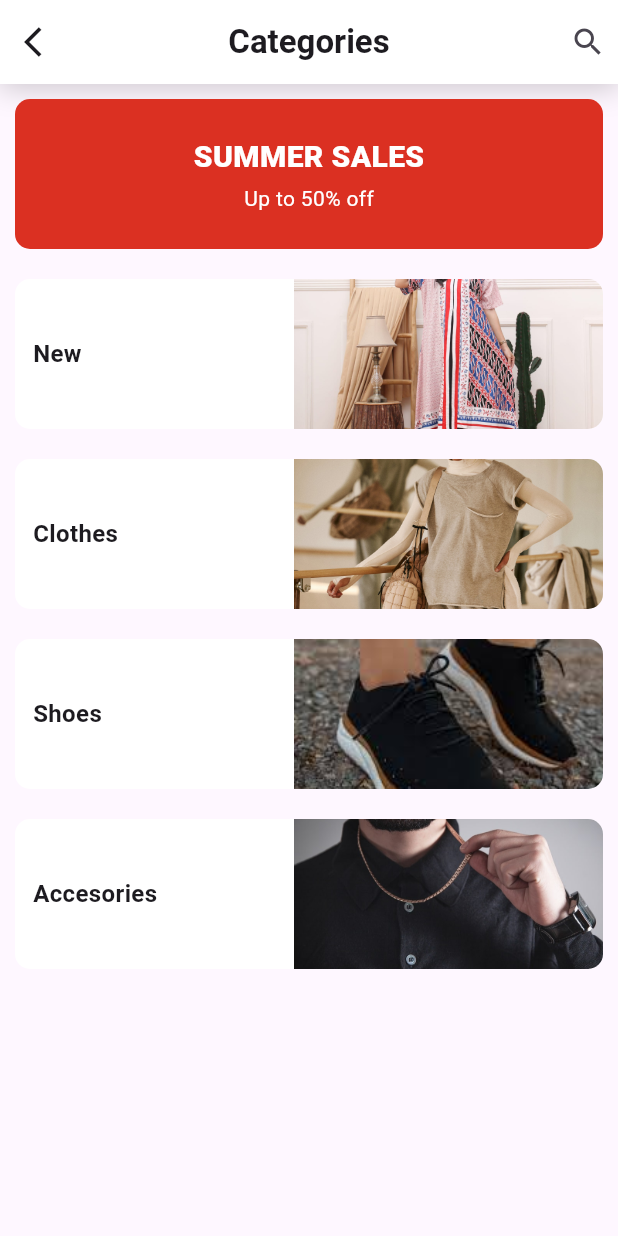
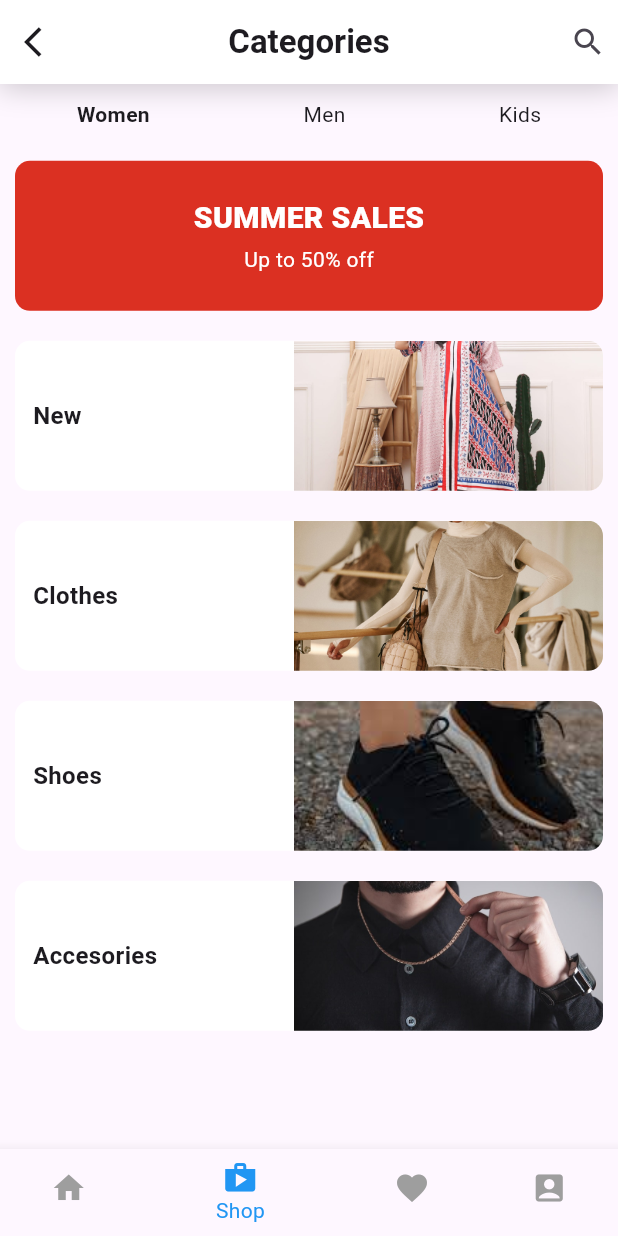
Before and after one commit to Faqihasyari/e-commerce_ui, a Flutter app: the ShopView screen opened by its route, on a phone screen of 412 x 824 dp. Run offline on Flutter 3.47's test engine with Material 3 defaults, Android fonts, the phone set to English and light mode, and no system bars; our stand-ins replace get, google_fonts; Roboto replaces fonts that are missing (Metrophobic).

Commit message:
bottomnavigatorshop

```diff
--- a/lib/app/modules/shop/views/shop_view.dart
+++ b/lib/app/modules/shop/views/shop_view.dart
@@ -1,3 +1,4 @@
+import 'package:ecommerce_ui/app/routes/app_pages.dart';
 import 'package:ecommerce_ui/app/theme/app_theme.dart';
 import 'package:flutter/material.dart';
 
@@ -43,6 +44,24 @@ class ShopView extends GetView<ShopController> {
                   padding: const EdgeInsets.all(8.0),
                   child: Icon(Icons.search),
                 )
+              ],
+            ),
+          ),
+          Container(
+            width: double.infinity,
+            height: Get.height * 0.05,
+            color: Colors.transparent,
+            child: Row(
+              mainAxisAlignment: MainAxisAlignment.spaceAround,
+              children: [
+                Text(
+                  'Women',
+                  style: GoogleFonts.metrophobic(fontWeight: FontWeight.bold),
+                ),
+                Text(
+                  'Men',
+                ),
+                Text('Kids'),
               ],
             ),
           ),
@@ -121,6 +140,35 @@ class ShopView extends GetView<ShopController> {
           )
         ],
       ),
+      bottomNavigationBar: Obx(() => BottomNavigationBar(
+            currentIndex: controller.selectedIndex.value,
+            onTap: (index) {
+              if (index == 0) {
+                Get.offNamed(Routes.HOME);
+              } else if (index == 1) {
+                Get.offNamed(Routes.SHOP);
+              } else if (index == 2) {
+                Get.offNamed('/profile');
+              } else if (index == 3) {
+                Get.offNamed('/profile');
+              } else if (index == 4) {
+                Get.offNamed('/profile');
+              } else if (index == 5) {
+                Get.offNamed('/profile');
+              }
+            },
+            selectedItemColor: Colors.blue,
+            unselectedItemColor: Colors.grey,
+            backgroundColor: Colors.white,
+            items: [
+              BottomNavigationBarItem(icon: Icon(Icons.home), label: 'Home'),
+              BottomNavigationBarItem(icon: Icon(Icons.shop), label: 'Shop'),
+              BottomNavigationBarItem(
+                  icon: Icon(Icons.favorite), label: 'Favorite'),
+              BottomNavigationBarItem(
+                  icon: Icon(Icons.account_box), label: 'Profile'),
+            ],
+          )),
     );
   }
 }
```
Also changed, not shown: lib/app/modules/shop/controllers/shop_controller.dart (+16 -34 lines).
